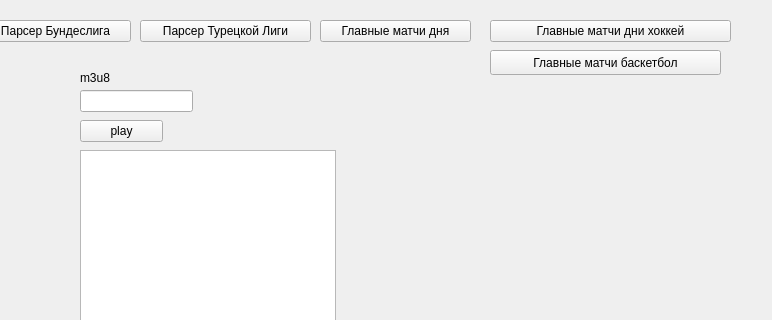
Before: the Qt Designer form mainwindow.ui in vcore486-afk/LiveTvGUI, drawn with Qt 5; both pictures show x 440 to 1212 and y 0 to 320 of the 1212 by 645 pixel window.
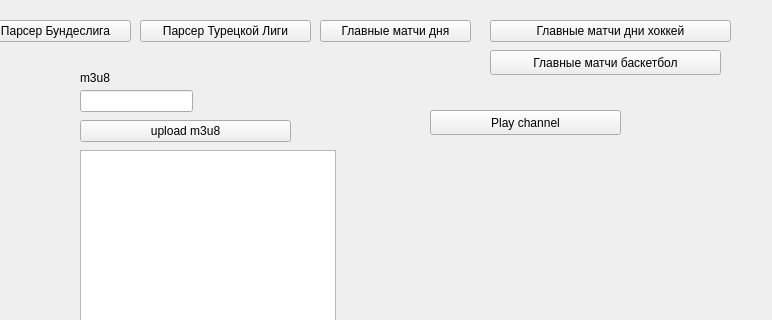
After: the same form once the commit is applied. Icons and pictures are not drawn.

Commit message: добавлена еще одна кнопка play 	изменено:      mainwindow.cpp 	изменено:      mainwindow.h 	изменено:      mainwindow.ui

The edit to the form file:
```diff
--- a/mainwindow.ui
+++ b/mainwindow.ui
@@ -105,12 +105,12 @@
      <rect>
       <x>520</x>
       <y>120</y>
-      <width>83</width>
+      <width>211</width>
       <height>22</height>
      </rect>
     </property>
     <property name="text">
-     <string>play</string>
+     <string>upload m3u8</string>
     </property>
    </widget>
    <widget class="QPushButton" name="pushButton_2">
@@ -240,6 +240,19 @@
      <string>Главные матчи баскетбол</string>
     </property>
    </widget>
+   <widget class="QPushButton" name="reloadPvtiptvsimple">
+    <property name="geometry">
+     <rect>
+      <x>870</x>
+      <y>110</y>
+      <width>191</width>
+      <height>25</height>
+     </rect>
+    </property>
+    <property name="text">
+     <string>Play channel</string>
+    </property>
+   </widget>
   </widget>
   <widget class="QMenuBar" name="menubar">
    <property name="geometry">
```
The commit also changes 2 other files.
